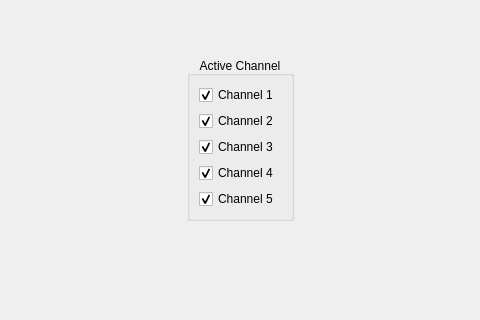
Above: Task1/startstop.ui from Ahmad-Abdalmageed/DSP_tasks- before the change; both pictures show x 290 to 770 and y 293 to 613 of the 1061 by 857 pixel window. Below: the same form after it.
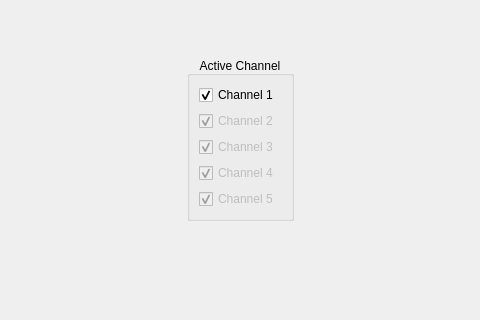
That is the form after the change.

The edit to the form file:
```diff
--- a/Task1/startstop.ui
+++ b/Task1/startstop.ui
@@ -55,7 +55,7 @@
        <item>
         <widget class="QCheckBox" name="channel2_chk">
          <property name="enabled">
-          <bool>true</bool>
+          <bool>false</bool>
          </property>
          <property name="text">
           <string>Channel 2 </string>
@@ -70,6 +70,9 @@
        </item>
        <item>
         <widget class="QCheckBox" name="channel3_chk">
+         <property name="enabled">
+          <bool>false</bool>
+         </property>
          <property name="text">
           <string>Channel 3</string>
          </property>
@@ -80,6 +83,9 @@
        </item>
        <item>
         <widget class="QCheckBox" name="channel4_chk">
+         <property name="enabled">
+          <bool>false</bool>
+         </property>
          <property name="text">
           <string>Channel 4</string>
          </property>
@@ -90,6 +96,9 @@
        </item>
        <item>
         <widget class="QCheckBox" name="channel5_chk">
+         <property name="enabled">
+          <bool>false</bool>
+         </property>
          <property name="text">
           <string>Channel 5 </string>
          </property>
```
Left out of the diff: 6 changed lines with no effect on the pictures.
